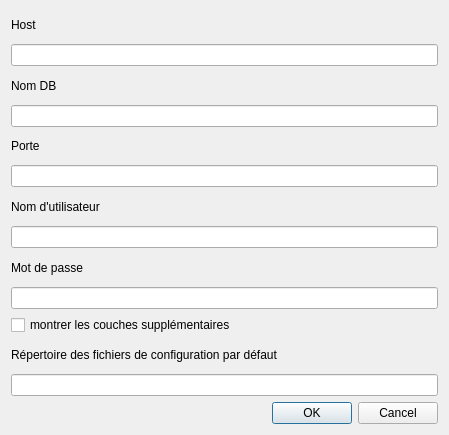
This is comptages/ui/settings_dialog.ui in opengisch/OpenComptage as Qt 5 draws it before an edit. The edited form follows.
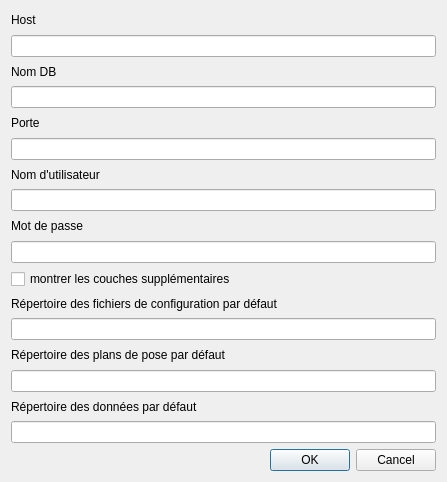
This is the edited form.

Commit message: Add default path in settings for data and config files

```diff
--- a/comptages/ui/settings_dialog.ui
+++ b/comptages/ui/settings_dialog.ui
@@ -6,8 +6,8 @@
    <rect>
     <x>0</x>
     <y>0</y>
-    <width>449</width>
-    <height>435</height>
+    <width>447</width>
+    <height>482</height>
    </rect>
   </property>
   <property name="windowTitle">
@@ -85,6 +85,26 @@
    <item>
     <widget class="QLineEdit" name="config_export_directory"/>
    </item>
+   <item>
+    <widget class="QLabel" name="label_7">
+     <property name="text">
+      <string>Répertoire des plans de pose par défaut</string>
+     </property>
+    </widget>
+   </item>
+   <item>
+    <widget class="QLineEdit" name="plan_export_directory"/>
+   </item>
+   <item>
+    <widget class="QLabel" name="label_8">
+     <property name="text">
+      <string>Répertoire des données par défaut</string>
+     </property>
+    </widget>
+   </item>
+   <item>
+    <widget class="QLineEdit" name="data_import_directory"/>
+   </item>
    <item>
     <widget class="QDialogButtonBox" name="buttonBox">
      <property name="orientation">
```
The commit also changes 4 other files.
